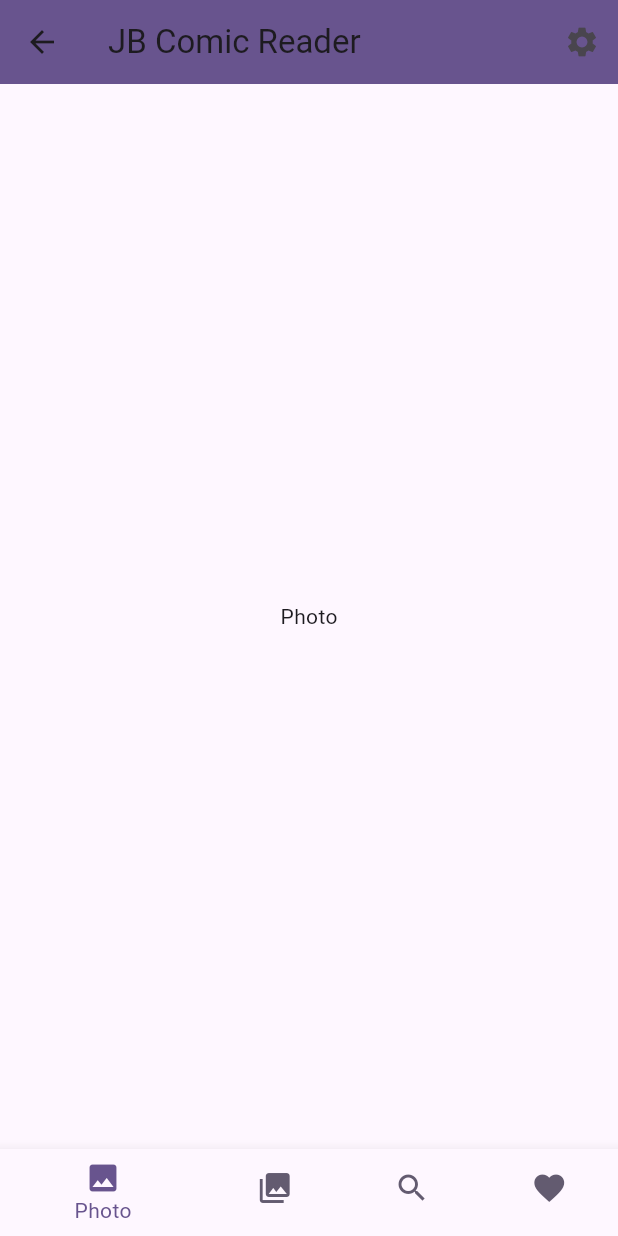
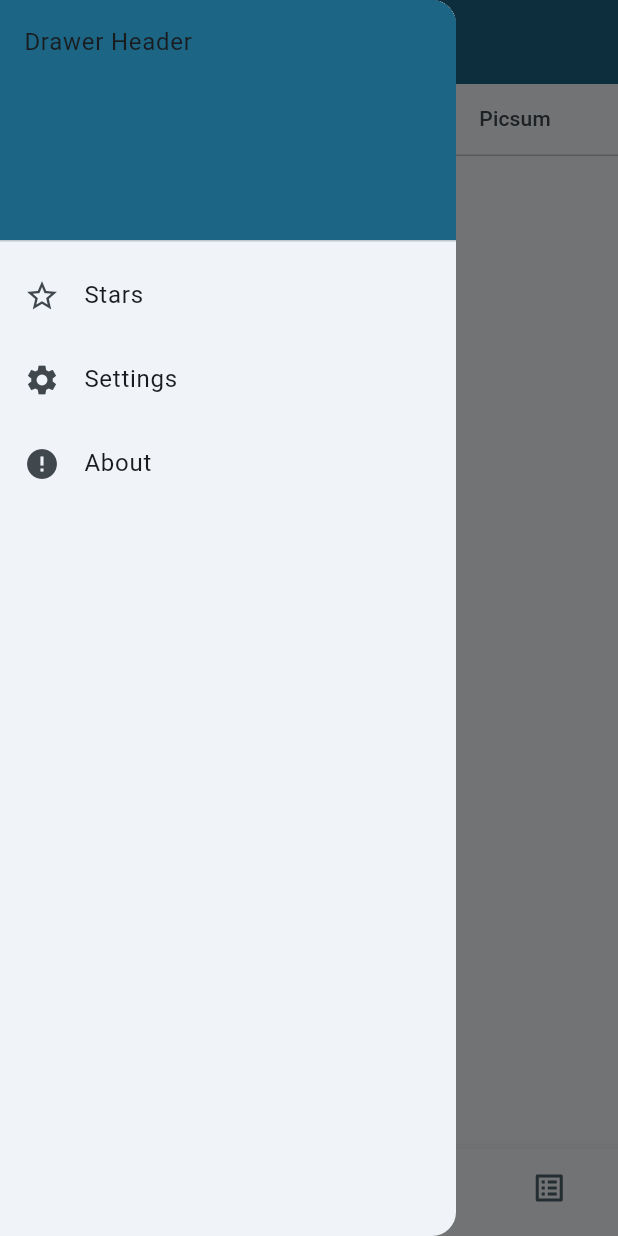
Before and after one commit to peijunbo/jb_comic_reader, a Flutter app: the screen it shows after launch, with the side drawer open (before the commit the screen has no drawer), on a phone screen of 412 x 824 dp. Run offline on Flutter 3.47's test engine with Material 2 defaults, Android fonts, the phone set to English and light mode, and no system bars; our stand-ins replace cached_network_image, go_router; missing offline and left inert: mmkv.

Commit message:
ui: add drawer and refactor navigation

```diff
--- a/lib/main.dart
+++ b/lib/main.dart
@@ -17,7 +17,7 @@ class MyApp extends StatelessWidget {
     return MaterialApp.router(
       title: 'Flutter Demo',
       theme: ThemeData(
-        colorScheme: ColorScheme.fromSeed(seedColor: Colors.deepPurple),
+        colorSchemeSeed: Colors.lightBlueAccent,
         useMaterial3: true,
       ),
       routerConfig: goRouter,
--- a/lib/ui/home_page.dart
+++ /dev/null
@@ -1,43 +0,0 @@
-import 'package:flutter/material.dart';
-class MyHomePage extends StatefulWidget {
-  const MyHomePage({super.key, required this.title});
-
-  // This widget is the home page of your application. It is stateful, meaning
-  // that it has a State object (defined below) that contains fields that affect
-  // how it looks.
-
-  // This class is the configuration for the state. It holds the values (in this
-  // case the title) provided by the parent (in this case the App widget) and
-  // used by the build method of the State. Fields in a Widget subclass are
-  // always marked "final".
-
-  final String title;
-
-  @override
-  State<MyHomePage> createState() => _MyHomePageState();
-}
-
-class _MyHomePageState extends State<MyHomePage> {
-
-  @override
-  Widget build(BuildContext context) {
-    // This method is rerun every time setState is called, for instance as done
-    // by the _incrementCounter method above.
-    //
-    // The Flutter framework has been optimized to make rerunning build methods
-    // fast, so that you can just rebuild anything that needs updating rather
-    // than having to individually change instances of widgets.
-    return Scaffold(
-      appBar: AppBar(
-        // TRY THIS: Try changing the color here to a specific color (to
-        // Colors.amber, perhaps?) and trigger a hot reload to see the AppBar
-        // change color while the other colors stay the same.
-        backgroundColor: Theme.of(context).colorScheme.inversePrimary,
-        // Here we take the value from the MyHomePage object that was created by
-        // the App.build method, and use it to set our appbar title.
-        title: Text(widget.title),
-      ),
-      body: const Text("Hello World"),
-    );
-  }
-}
--- /dev/null
+++ b/lib/ui/home_page/home_page.dart
@@ -0,0 +1,25 @@
+import 'package:flutter/material.dart';
+import 'package:go_router/go_router.dart';
+import 'package:jb_comic_reader/ui/home_page/widgets/home_bottom_bar.dart';
+import 'package:jb_comic_reader/ui/home_page/widgets/home_drawer.dart';
+import '../router/location.dart';
+
+class HomePage extends StatelessWidget {
+  const HomePage({Key? key, required this.navigationShell, this.goRouterState}) : super(key: key);
+  final StatefulNavigationShell navigationShell;
+  final GoRouterState? goRouterState;
+
+  @override
+  Widget build(BuildContext context) {
+    return Scaffold(
+      appBar: AppBar(
+        title: const Text('JB Comic Reader'),
+        backgroundColor: Theme.of(context).colorScheme.primary,
+        bottom: null,
+      ),
+      drawer: HomeDrawer(navigationShell: navigationShell),
+      body: navigationShell,
+      bottomNavigationBar: HomeBottomBar(navigationShell: navigationShell),
+    );
+  }
+}
--- a/lib/ui/widgets/home_bottom_bar.dart
+++ b/lib/ui/home_page/widgets/home_bottom_bar.dart
@@ -10,8 +10,8 @@ class HomeBottomBar extends StatelessWidget {
       items: const [
         BottomNavigationBarItem(icon: Icon(Icons.photo), label: "Photo"),
         BottomNavigationBarItem(icon: Icon(Icons.photo_library), label: "Album"),
-        BottomNavigationBarItem(icon: Icon(Icons.search), label: "Find"),
-        BottomNavigationBarItem(icon: Icon(Icons.favorite), label: "Favorite"),
+        BottomNavigationBarItem(icon: Icon(Icons.folder), label: "Storage"),
+        BottomNavigationBarItem(icon: Icon(Icons.list_alt), label: "List"),
       ],
       unselectedItemColor: Theme.of(context).colorScheme.secondary,
       selectedItemColor: Theme.of(context).colorScheme.primary,
--- /dev/null
+++ b/lib/ui/home_page/widgets/home_drawer.dart
@@ -0,0 +1,37 @@
+import 'package:flutter/cupertino.dart';
+import 'package:flutter/material.dart';
+import 'package:go_router/go_router.dart';
+
+class HomeDrawer extends StatelessWidget {
+  const HomeDrawer({Key? key, required this.navigationShell}) : super(key: key);
+  final StatefulNavigationShell navigationShell;
+  @override
+  Widget build(BuildContext context) {
+    return Drawer(
+      child: ListView(
+        padding: EdgeInsets.zero,
+        children:  [
+          DrawerHeader(
+            decoration: BoxDecoration(
+              color: Theme.of(context).primaryColor
+            ),
+            child: const Text('Drawer Header')
+          ),
+          const ListTile(
+            leading: Icon(Icons.star_border),
+            title: Text('Stars'),
+          ),
+          const ListTile(
+            leading: Icon(Icons.settings),
+            title: Text('Settings'),
+          ),
+          const ListTile(
+            leading: Icon(Icons.error),
+            title: Text('About'),
+          ),
+        ],
+      ),
+    );
+  }
+
+}
--- /dev/null
+++ b/lib/ui/photo_screen/photo_screen.dart
@@ -0,0 +1,38 @@
+import 'package:flutter/material.dart';
+import 'package:jb_comic_reader/ui/widgets/test_widget.dart';
+
+class PhotoScreen extends StatelessWidget {
+  const PhotoScreen({super.key});
+
+  List<Widget> _buildScreens() {
+    return [
+      const Center(child: TestWidget(testMessage: 'Device')),
+      const Center(child: TestWidget(testMessage: 'App')),
+      const Center(child: TestWidget(testMessage: 'Picsum')),
+    ];
+  }
+
+  @override
+  Widget build(BuildContext context) {
+    return DefaultTabController(
+        length: 3,
+        child: Container(
+            color: Theme.of(context).colorScheme.background,
+            child: Column(
+              children: [
+                const TabBar(
+                  tabs: [
+                    Tab(text: 'Device'),
+                    Tab(text: 'App'),
+                    Tab(text: 'Picsum'),
+                  ],
+                ),
+                Expanded(
+                  child: TabBarView(
+                    children: _buildScreens(),
+                  ),
+                ),
+              ],
+            )));
+  }
+}
--- a/lib/ui/router/location.dart
+++ b/lib/ui/router/location.dart
@@ -1,23 +1,23 @@
 /// The destination of go_router's routes.
 ///
-/// [Destination.photo] is the page show photos of system album and app album.
-/// [Destination.album] is the page show albums of system album and app album.
-/// [Destination.find] is the page show photos from [Picsum](https://picsum.photos/).
-/// [Destination.favorite] is the page show favorite photos.
-/// [Destination.none] is an invalid destination.
-enum Destination {
+/// [NavLocation.photo] is the page show photos of system album and app album.
+/// [NavLocation.album] is the page show albums of system album and app album.
+/// [NavLocation.storage] is the page show directories of device and app data.
+/// [NavLocation.list] is the page show photos to be read.
+/// [NavLocation.none] is an invalid destination.
+enum NavLocation {
   photo(path: '/photo'),
   album(path: '/album'),
-  find(path: '/find'),
-  favorite(path: '/favorite'),
+  storage(path: '/storage'),
+  list(path: '/list'),
   settings(path: '/settings'),
   none(path: '/none');
 
   final String path;
 
-  const Destination({required this.path});
+  const NavLocation({required this.path});
 
-  static Destination fromPath(String path) =>
-      Destination.values.firstWhere((element) => element.path == path,
-          orElse: () => Destination.none);
+  static NavLocation fromPath(String path) =>
+      NavLocation.values.firstWhere((element) => element.path == path,
+          orElse: () => NavLocation.none);
 }
--- a/lib/ui/router/router.dart
+++ b/lib/ui/router/router.dart
@@ -1,68 +1,52 @@
 import 'package:flutter/material.dart';
 import 'package:go_router/go_router.dart';
+import 'package:jb_comic_reader/ui/home_page/home_page.dart';
+import 'package:jb_comic_reader/ui/photo_screen/photo_screen.dart';
 import 'package:jb_comic_reader/ui/router/location.dart';
-import 'package:jb_comic_reader/ui/widgets/home_bottom_bar.dart';
 import 'package:jb_comic_reader/ui/widgets/test_widget.dart';
+
 
 final _rootKey = GlobalKey<NavigatorState>();
 final _shellKey = GlobalKey<NavigatorState>();
 final goRouter = GoRouter(
-  initialLocation: Destination.photo.path,
+  initialLocation: NavLocation.photo.path,
   navigatorKey: _rootKey,
   routes: [
     StatefulShellRoute.indexedStack(
       branches: [
         StatefulShellBranch(routes: [
           GoRoute(
-              path: Destination.photo.path,
+              path: NavLocation.photo.path,
               builder: (context, state) =>
-                  const TestWidget(testMessage: "Photo"))
+                  PhotoScreen())
         ]),
         StatefulShellBranch(routes: [
           GoRoute(
-            path: Destination.album.path,
+            path: NavLocation.album.path,
             builder: (context, state) => const TestWidget(testMessage: "Album"),
           )
         ]),
         StatefulShellBranch(routes: [
           GoRoute(
-            path: Destination.find.path,
+            path: NavLocation.storage.path,
             builder: (context, state) => const TestWidget(testMessage: "Find"),
           )
         ]),
         StatefulShellBranch(routes: [
           GoRoute(
-            path: Destination.favorite.path,
+            path: NavLocation.list.path,
             builder: (context, state) =>
                 const TestWidget(testMessage: "Favorite"),
           )
         ]),
       ],
       pageBuilder: (context, state, navigationShell) => NoTransitionPage(
-        child: Scaffold(
-          appBar: AppBar(
-            title: const Text('JB Comic Reader'),
-            backgroundColor: Theme.of(context).colorScheme.primary,
-            leading: IconButton(
-              onPressed: () => context.pop(),
-              icon: const Icon(Icons.arrow_back),
-            ),
-            actions: [
-              IconButton(
-                onPressed: () =>
-                    context.push(Destination.settings.path),
-                icon: const Icon(Icons.settings),
-              ),
-            ],
-          ),
-          body: navigationShell,
-          bottomNavigationBar: HomeBottomBar(navigationShell: navigationShell),
-        ),
+        child: HomePage(navigationShell: navigationShell),
       ),
     ),
     GoRoute(
         parentNavigatorKey: _rootKey,
-        path: Destination.settings.path,
+        path: NavLocation.settings.path,
         builder: (context, state) {
           return Scaffold(
             appBar: AppBar(
```
Also changed, not shown: lib/ui/home_page/widgets/home_app_bar.dart (added).
